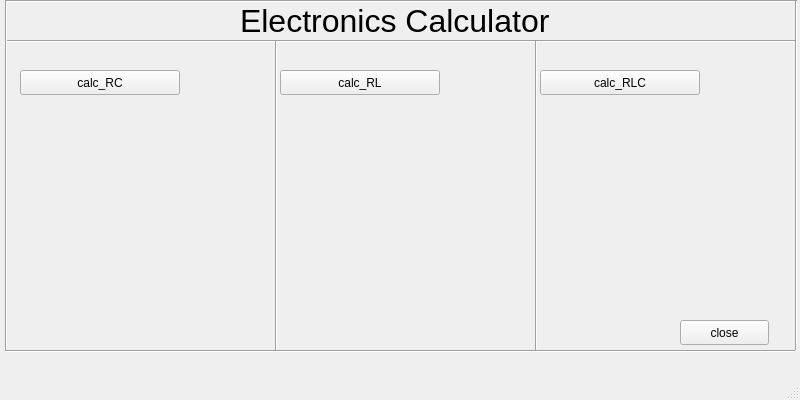
Qt form CalcApplication/MainWindow.ui (yannickflepp/PmSwEng) before a commit.
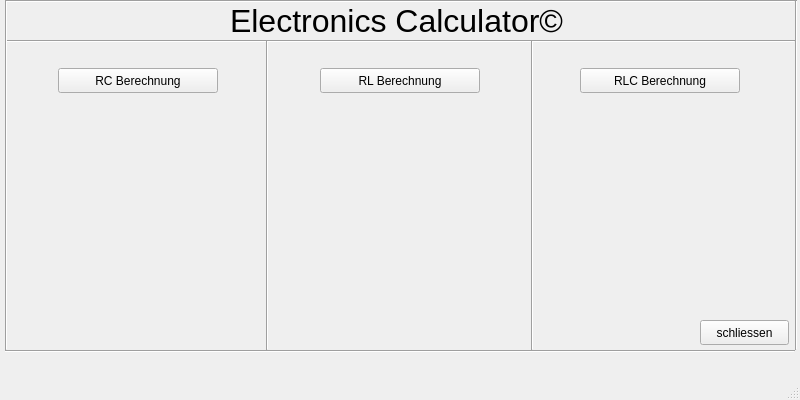
The same form after that commit. Icons and pictures are not drawn.

Commit message: Finalisierung Berechnung und Layout

The edit to the form file:
```diff
--- a/CalcApplication/MainWindow.ui
+++ b/CalcApplication/MainWindow.ui
@@ -22,22 +22,22 @@
    <widget class="QPushButton" name="buttonRC">
     <property name="geometry">
      <rect>
-      <x>20</x>
-      <y>70</y>
+      <x>58</x>
+      <y>68</y>
       <width>160</width>
       <height>25</height>
      </rect>
     </property>
     <property name="text">
-     <string>calc_RC</string>
+     <string>RC Berechnung</string>
     </property>
    </widget>
    <widget class="QLabel" name="label">
     <property name="geometry">
      <rect>
-      <x>240</x>
+      <x>230</x>
       <y>5</y>
-      <width>371</width>
+      <width>341</width>
       <height>31</height>
      </rect>
     </property>
@@ -48,53 +48,53 @@
      </font>
     </property>
     <property name="text">
-     <string>Electronics Calculator</string>
+     <string>Electronics Calculator©</string>
     </property>
    </widget>
    <widget class="QPushButton" name="buttonRL">
     <property name="geometry">
      <rect>
-      <x>280</x>
-      <y>70</y>
+      <x>320</x>
+      <y>68</y>
       <width>160</width>
       <height>25</height>
      </rect>
     </property>
     <property name="text">
-     <string>calc_RL</string>
+     <string>RL Berechnung</string>
     </property>
    </widget>
    <widget class="QPushButton" name="buttonRLC">
     <property name="geometry">
      <rect>
-      <x>540</x>
-      <y>70</y>
+      <x>580</x>
+      <y>68</y>
       <width>160</width>
       <height>25</height>
      </rect>
     </property>
     <property name="text">
-     <string>calc_RLC</string>
+     <string>RLC Berechnung</string>
     </property>
    </widget>
    <widget class="QPushButton" name="buttonClose">
     <property name="geometry">
      <rect>
-      <x>680</x>
+      <x>700</x>
       <y>320</y>
       <width>89</width>
       <height>25</height>
      </rect>
     </property>
     <property name="text">
-     <string>close</string>
+     <string>schliessen</string>
     </property>
    </widget>
    <widget class="QLabel" name="label_RC">
     <property name="geometry">
      <rect>
-      <x>20</x>
-      <y>100</y>
+      <x>10</x>
+      <y>120</y>
       <width>250</width>
       <height>160</height>
      </rect>
@@ -112,8 +112,8 @@
    <widget class="QLabel" name="label_RL">
     <property name="geometry">
      <rect>
-      <x>280</x>
-      <y>100</y>
+      <x>274</x>
+      <y>120</y>
       <width>250</width>
       <height>160</height>
      </rect>
@@ -132,7 +132,7 @@
     <property name="geometry">
      <rect>
       <x>540</x>
-      <y>100</y>
+      <y>120</y>
       <width>250</width>
       <height>160</height>
      </rect>
@@ -202,7 +202,7 @@
    <widget class="Line" name="line_5">
     <property name="geometry">
      <rect>
-      <x>275</x>
+      <x>266</x>
       <y>40</y>
       <width>3</width>
       <height>310</height>
@@ -228,7 +228,7 @@
    <widget class="Line" name="line_7">
     <property name="geometry">
      <rect>
-      <x>535</x>
+      <x>531</x>
       <y>40</y>
       <width>3</width>
       <height>310</height>
```
The commit also changes 8 other files.
